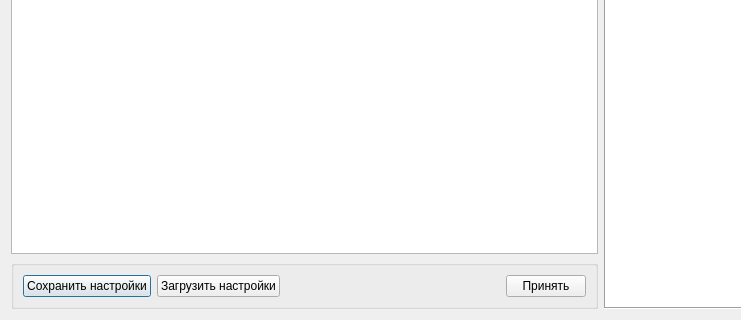
The window that ui/ImageRecognizerSetup.ui (yazmolod/terrvey) describes before a commit, drawn with Qt 5; both pictures show x 0 to 741 and y 285 to 605 of the 1202 by 605 pixel window.
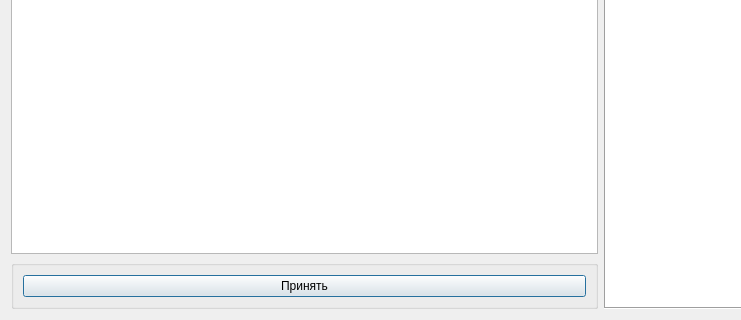
The same window after the commit.

Commit message: Recognizer improvement, added views to DB, init export funcs (only raw excel now)

The edit to the form file:
```diff
--- a/ui/ImageRecognizerSetup.ui
+++ b/ui/ImageRecognizerSetup.ui
@@ -33,45 +33,6 @@
       <string/>
      </property>
      <layout class="QHBoxLayout" name="horizontalLayout">
-      <item>
-       <widget class="QPushButton" name="saveSettingsButton">
-        <property name="sizePolicy">
-         <sizepolicy hsizetype="Maximum" vsizetype="Fixed">
-          <horstretch>0</horstretch>
-          <verstretch>0</verstretch>
-         </sizepolicy>
-        </property>
-        <property name="text">
-         <string>Сохранить настройки</string>
-        </property>
-       </widget>
-      </item>
-      <item>
-       <widget class="QPushButton" name="loadSettingsButton">
-        <property name="sizePolicy">
-         <sizepolicy hsizetype="Maximum" vsizetype="Fixed">
-          <horstretch>0</horstretch>
-          <verstretch>0</verstretch>
-         </sizepolicy>
-        </property>
-        <property name="text">
-         <string>Загрузить настройки</string>
-        </property>
-       </widget>
-      </item>
-      <item>
-       <spacer name="horizontalSpacer">
-        <property name="orientation">
-         <enum>Qt::Horizontal</enum>
-        </property>
-        <property name="sizeHint" stdset="0">
-         <size>
-          <width>40</width>
-          <height>20</height>
-         </size>
-        </property>
-       </spacer>
-      </item>
       <item>
        <widget class="QPushButton" name="acceptButton">
         <property name="text">
```
Left out of the diff: 19 changed lines with no effect on the pictures. The commit also changes 6 other files.
